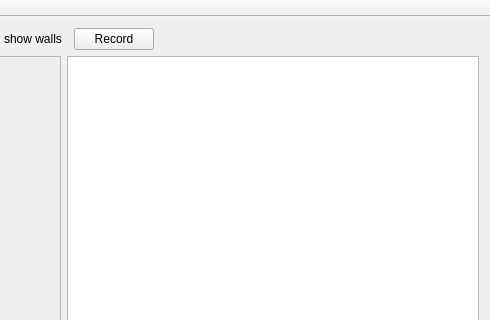
Qt form cpp/lidar/lidar_gui/mainwindow.ui (berickson/car) before a commit; both pictures show x 363 to 853 and y 0 to 320 of the 853 by 438 pixel window.
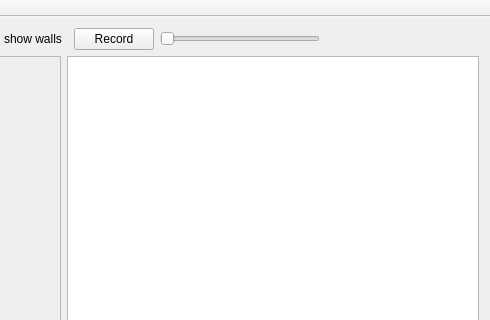
The same form after that commit.

Patch:
```diff
--- a/cpp/lidar/lidar_gui/mainwindow.ui
+++ b/cpp/lidar/lidar_gui/mainwindow.ui
@@ -82,6 +82,22 @@
           </property>
          </widget>
         </item>
+        <item>
+         <widget class="QSlider" name="zoom_slider">
+          <property name="minimum">
+           <number>1</number>
+          </property>
+          <property name="maximum">
+           <number>10</number>
+          </property>
+          <property name="singleStep">
+           <number>1</number>
+          </property>
+          <property name="orientation">
+           <enum>Qt::Horizontal</enum>
+          </property>
+         </widget>
+        </item>
         <item>
          <spacer name="horizontalSpacer">
           <property name="orientation">
```
